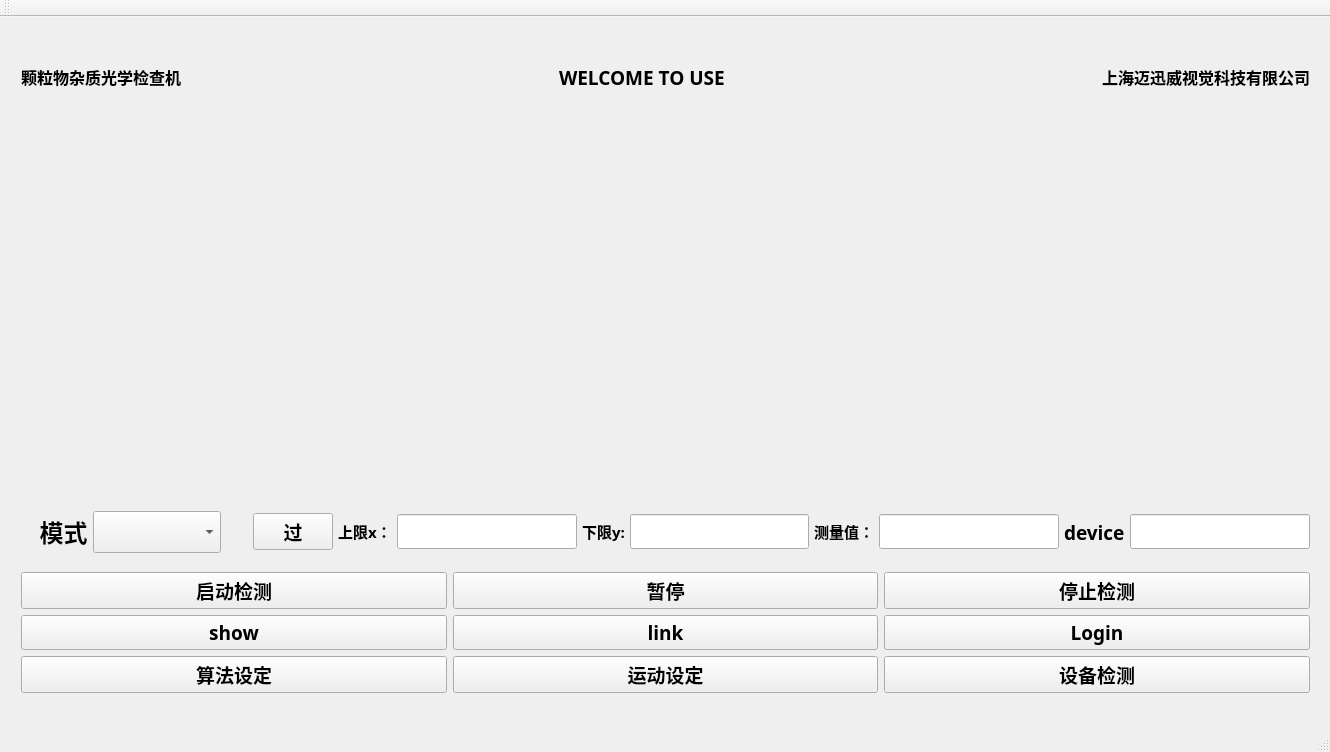
Qt form LineCamera/LineCamera.ui (gzj1997/LineCamera) before a commit.
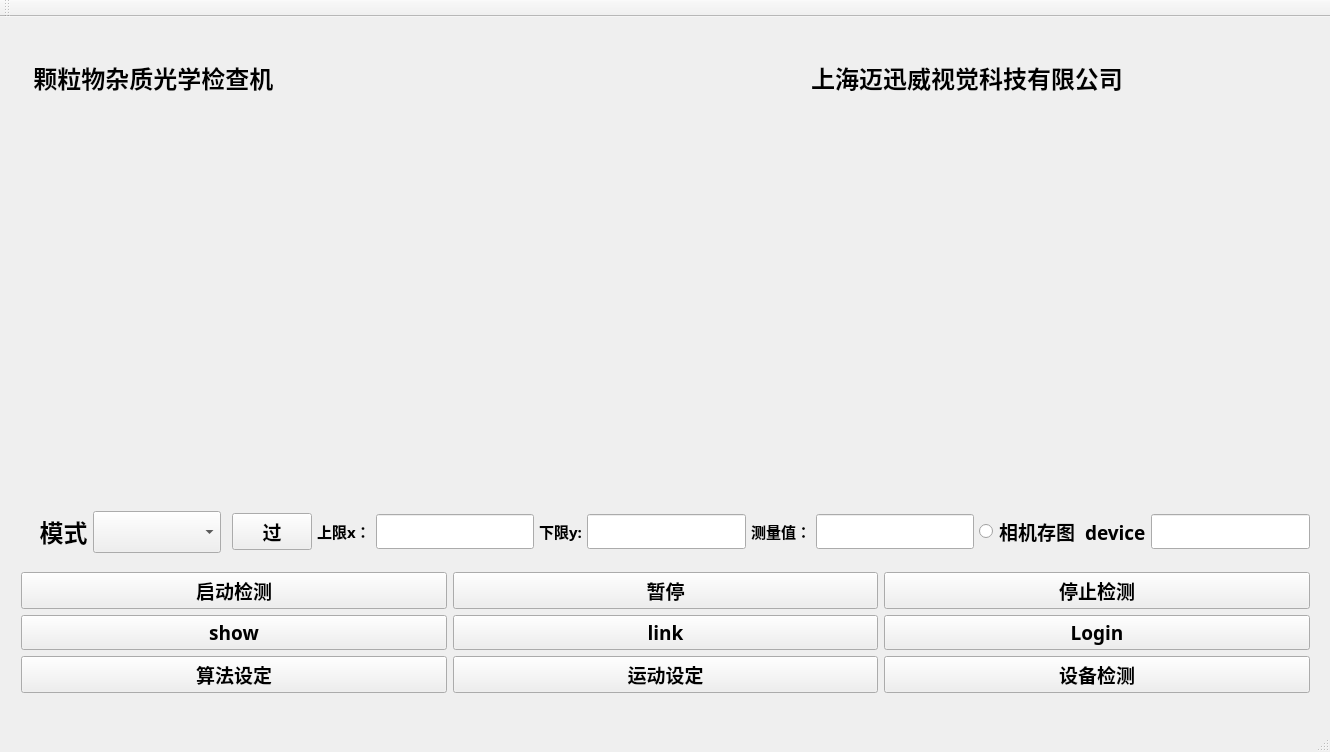
The same form after that commit. Icons and pictures are not drawn.

```diff
--- a/LineCamera/LineCamera.ui
+++ b/LineCamera/LineCamera.ui
@@ -38,7 +38,7 @@
     </property>
     <layout class="QVBoxLayout" name="verticalLayout_5">
      <item>
-      <layout class="QHBoxLayout" name="horizontalLayout_2" stretch="0,0,0,0,0,0,0,0,0,0,0,0">
+      <layout class="QHBoxLayout" name="horizontalLayout_2" stretch="0,0,0,0,0,0,0,0,0,0,0,0,0">
        <property name="spacing">
         <number>5</number>
        </property>
@@ -125,6 +125,16 @@
        <item>
         <widget class="QLineEdit" name="lineEdit_2"/>
        </item>
+       <item>
+        <widget class="QRadioButton" name="radioButton">
+         <property name="text">
+          <string>相机存图</string>
+         </property>
+         <property name="autoExclusive">
+          <bool>false</bool>
+         </property>
+        </widget>
+       </item>
        <item>
         <widget class="QLabel" name="label_7">
          <property name="text">
@@ -223,61 +233,32 @@
       <number>16</number>
      </property>
      <item>
-      <widget class="QLabel" name="label_3">
-       <property name="enabled">
-        <bool>true</bool>
-       </property>
+      <widget class="QLabel" name="label_10">
        <property name="font">
         <font>
          <family>楷体</family>
          <pointsize>18</pointsize>
          <weight>75</weight>
-         <italic>false</italic>
          <bold>true</bold>
         </font>
        </property>
        <property name="text">
-        <string>&lt;html&gt;&lt;head/&gt;&lt;body&gt;&lt;p&gt;&lt;span style=&quot; font-size:12pt; font-weight:600;&quot;&gt;颗粒物杂质光学检查机&lt;/span&gt;&lt;/p&gt;&lt;/body&gt;&lt;/html&gt;</string>
+        <string>  颗粒物杂质光学检查机</string>
        </property>
       </widget>
      </item>
      <item>
-      <spacer name="horizontalSpacer_2">
-       <property name="orientation">
-        <enum>Qt::Horizontal</enum>
+      <widget class="QLabel" name="label_11">
+       <property name="font">
+        <font>
+         <family>楷体</family>
+         <pointsize>18</pointsize>
+         <weight>75</weight>
+         <bold>true</bold>
+        </font>
        </property>
-       <property name="sizeHint" stdset="0">
-        <size>
-         <width>40</width>
-         <height>20</height>
-        </size>
-       </property>
-      </spacer>
-     </item>
-     <item>
-      <widget class="QLabel" name="label_8">
        <property name="text">
-        <string>WELCOME TO USE</string>
-       </property>
-      </widget>
-     </item>
-     <item>
-      <spacer name="horizontalSpacer">
-       <property name="orientation">
-        <enum>Qt::Horizontal</enum>
-       </property>
-       <property name="sizeHint" stdset="0">
-        <size>
-         <width>40</width>
-         <height>20</height>
-        </size>
-       </property>
-      </spacer>
-     </item>
-     <item>
-      <widget class="QLabel" name="label_2">
-       <property name="text">
-        <string>&lt;html&gt;&lt;head/&gt;&lt;body&gt;&lt;p&gt;&lt;span style=&quot; font-size:12pt; font-weight:600;&quot;&gt;上海迈迅威视觉科技有限公司&lt;/span&gt;&lt;/p&gt;&lt;/body&gt;&lt;/html&gt;</string>
+        <string>                      上海迈迅威视觉科技有限公司</string>
        </property>
       </widget>
      </item>
```
Left out of the diff: 21 changed lines with no effect on the pictures.
